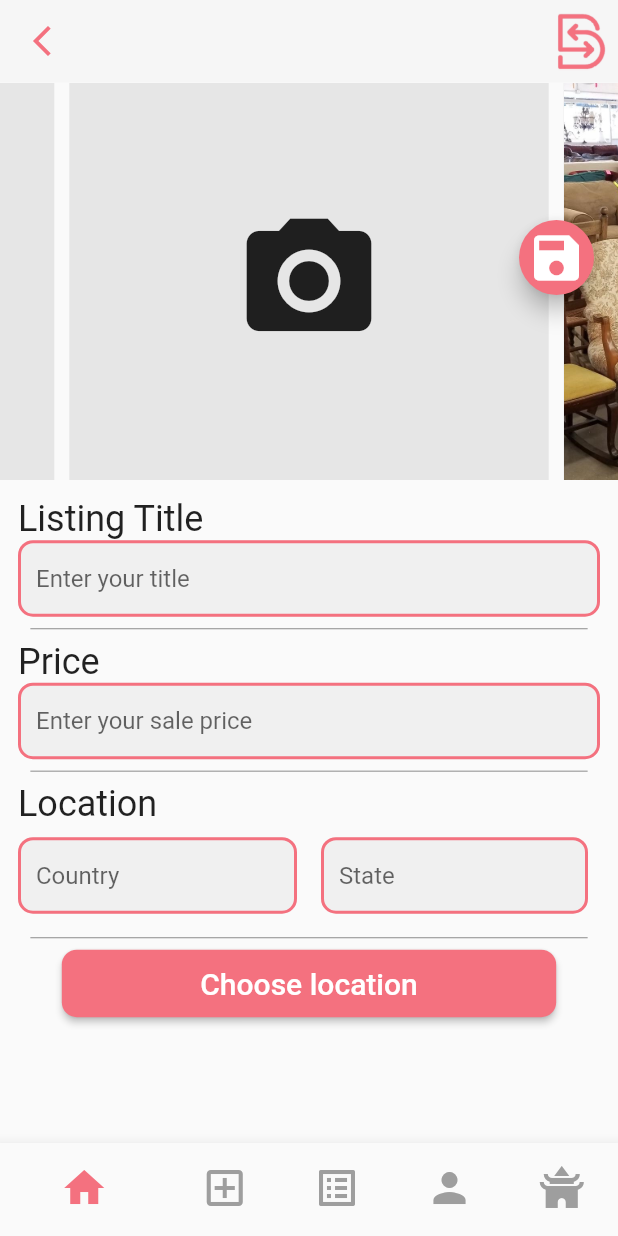
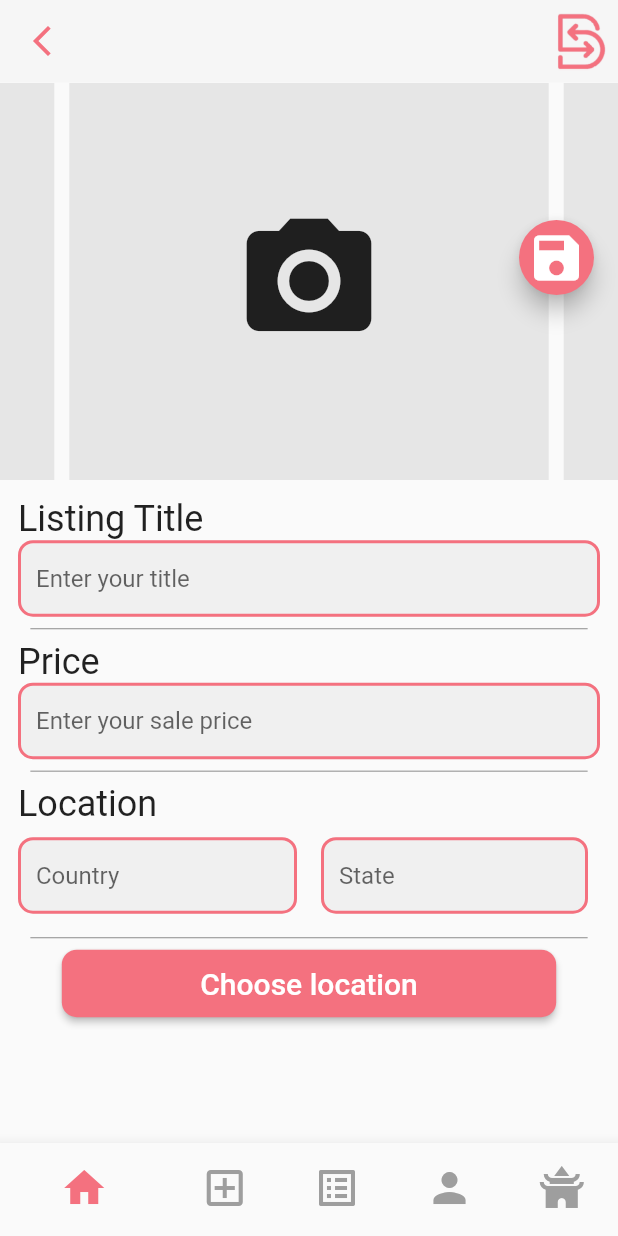
Before and after one commit to MertSaygili/hackathon_12_2022, a Flutter app: the screen it shows after launch, swiped to page 2, on a phone screen of 412 x 824 dp. Run offline on Flutter 3.47's test engine with Material 2 defaults, Android fonts, the phone set to English and light mode, and no system bars; drawn by our look-alikes of carousel_slider; our stand-ins replace cloud_firestore, firebase_auth, firebase_core, firebase_storage, flutter_svg, get and 6 more; accounts and stored records are empty.

Commit message:
image picker

```diff
--- a/hackathon_app/lib/core/base/controllers/app_controller.dart
+++ b/hackathon_app/lib/core/base/controllers/app_controller.dart
@@ -6,6 +6,7 @@ import 'package:firebase_auth/firebase_auth.dart';
 import 'package:flutter/material.dart';
 import 'package:get/get.dart';
 import 'package:google_sign_in/google_sign_in.dart';
+import 'package:hackathon_app/core/constants/app/colors.dart';
 import 'package:hackathon_app/core/constants/enums/gender.dart';
 
 import 'package:hive/hive.dart';
@@ -31,6 +32,8 @@ class AppController extends GetxController {
   List<UserModel> userList = [];
   List<CommentModel> commentList = [];
 
+  List<File?> images = [];
+
   late Rx<User?> _user;
 
   UserModel? currentUser;
@@ -48,15 +51,8 @@ class AppController extends GetxController {
 
   var firebaseAuth = FirebaseAuth.instance;
 
-  static const String userId = "userId";
-  static const String videoId = "videoId";
-  static const String searchId = "searchId";
+  static const String listingId = "listingId";
   static const String authId = "authId";
-  static const String homeId = "homeId";
-  static const String settingsId = "settingsId";
-  static const String navigationId = "navigationId";
-  static const String reportId = "reportId";
-  static String profileMoreId = "profileMoreId";
 
   StreamSubscription<QuerySnapshot<Object?>>? listingsListener;
   StreamSubscription<QuerySnapshot<Object?>>? usersListener;
@@ -328,7 +324,7 @@ class AppController extends GetxController {
     return await firebaseAuth.fetchSignInMethodsForEmail(email);
   }
 
-  Future<void> pickImage(ImageSource imageSource) async {
+  Future<void> pickProfileImage(ImageSource imageSource) async {
     final pickedImage = await ImagePicker().pickImage(
         source: imageSource, preferredCameraDevice: CameraDevice.front);
     if (pickedImage != null) {
@@ -342,8 +338,7 @@ class AppController extends GetxController {
           AndroidUiSettings(
               toolbarColor: Theme.of(Get.context!).colorScheme.background,
               toolbarWidgetColor: Get.isDarkMode ? Colors.white : Colors.black,
-              activeControlsWidgetColor:
-                  Theme.of(Get.context!).colorScheme.primary),
+              activeControlsWidgetColor: colorPrimary),
         ],
       );
       Get.back();
@@ -361,6 +356,35 @@ class AppController extends GetxController {
     update([authId]);
   }
 
+  Future<void> pickImage(ImageSource imageSource) async {
+    final pickedImage = await ImagePicker().pickImage(
+        source: imageSource, preferredCameraDevice: CameraDevice.front);
+    if (pickedImage != null) {
+      var file = await ImageCropper().cropImage(
+        sourcePath: pickedImage.path,
+        compressQuality: 40,
+        uiSettings: [
+          AndroidUiSettings(
+            toolbarColor: Theme.of(Get.context!).colorScheme.background,
+            toolbarWidgetColor: Get.isDarkMode ? Colors.white : Colors.black,
+            activeControlsWidgetColor: colorPrimary,
+          ),
+        ],
+      );
+      Get.back();
+      if (file != null) {
+        Get.snackbar("Picture", "Picture successfully selected!");
+        images.add(File(file.path));
+        update([listingId]);
+      } else {
+        Get.snackbar("Picture", "Compressed image is null!");
+      }
+    } else {
+      Get.snackbar("Profile Picture", "You selected nothing!");
+    }
+    update([authId]);
+  }
+
   void blockUser(String uid) async {
     if (currentUser!.blocked.contains(uid)) {
       currentUser!.blocked.remove(uid);
--- a/hackathon_app/lib/view/home/add_product_page.dart
+++ b/hackathon_app/lib/view/home/add_product_page.dart
@@ -1,4 +1,6 @@
 import 'package:flutter/material.dart';
+import 'package:get/get.dart';
+import 'package:hackathon_app/core/base/controllers/app_controller.dart';
 import 'package:hackathon_app/core/components/appbar/custom_appbar.dart';
 import 'package:hackathon_app/core/components/elevatedButton/custom_elevatedbutton.dart';
 import 'package:hackathon_app/core/components/floating_action_button/floating_action_button.dart';
@@ -6,17 +8,32 @@ import 'package:hackathon_app/core/components/textfield/custom_textfield.dart';
 import 'package:hackathon_app/core/constants/app/colors.dart';
 import 'package:hackathon_app/core/constants/app/strings.dart';
 import 'package:carousel_slider/carousel_slider.dart';
+import 'package:image_picker/image_picker.dart';
 
 import '../../core/constants/app/icons.dart';
 
-class AddProductPage extends StatefulWidget {
+class AddProductPage extends StatelessWidget {
   const AddProductPage({super.key});
 
   @override
-  State<AddProductPage> createState() => _AddProductPageState();
+  Widget build(BuildContext context) {
+    return GetBuilder(
+      id: AppController.listingId,
+      builder: (AppController controller) => _Body(
+        controller: controller,
+      ),
+    );
+  }
 }
 
-class _AddProductPageState extends State<AddProductPage> {
+class _Body extends StatelessWidget {
+  _Body({
+    super.key,
+    required this.controller,
+  });
+
+  final AppController controller;
+
   final String _dummyImg = 'assets/images/jpg/listing-foto-1.jpg';
   final String _listingTitleText = 'Listing Title';
   final String _priceText = 'Price';
@@ -26,11 +43,12 @@ class _AddProductPageState extends State<AddProductPage> {
   final String _locationHint = 'Country';
   final String _stateHint = 'State';
   final String _chooseLocation = 'Choose location';
-  List<bool> _checkImages = [false, true, false];
   String _title = '';
   String _price = '';
   String _location = '';
   String _state = '';
+
+  List photos = [];
 
   @override
   Widget build(BuildContext context) {
@@ -49,11 +67,11 @@ class _AddProductPageState extends State<AddProductPage> {
         children: [
           Expanded(
             flex: 3,
-            child: _addImage(),
+            child: _addImage(context),
           ),
           Expanded(
             flex: 5,
-            child: _setInformation(),
+            child: _setInformation(context),
           )
         ],
       ),
@@ -61,38 +79,60 @@ class _AddProductPageState extends State<AddProductPage> {
     );
   }
 
-  Widget _addImage() {
-    return GestureDetector(
-      onTap: () {}, // tikla resmi cek
-      child: CarouselSlider(
-        options: CarouselOptions(height: 400.0),
-        items: [
-          _checkImages[0]
-              ? Image.asset(_dummyImg, fit: BoxFit.cover)
-              : iconCameraAlt,
-          _checkImages[1]
-              ? Image.asset(_dummyImg, fit: BoxFit.cover)
-              : iconCameraAlt,
-          _checkImages[2]
-              ? Image.asset(_dummyImg, fit: BoxFit.cover)
-              : iconCameraAlt,
-        ].map((i) {
-          return Builder(
-            builder: (BuildContext context) {
-              return Container(
-                width: MediaQuery.of(context).size.width,
-                margin: const EdgeInsets.symmetric(horizontal: 5.0),
-                decoration: const BoxDecoration(color: colorSecondryScaffold),
-                child: i,
-              );
-            },
-          );
-        }).toList(),
+  Widget _addImage(BuildContext context) {
+    return CarouselSlider(
+      options: CarouselOptions(height: 400.0),
+      items: List.generate(
+        controller.images.isEmpty ? 1 : controller.images.length,
+        (index) => GestureDetector(
+          onTap: () {
+            showModalBottomSheet(
+              context: context,
+              shape: const RoundedRectangleBorder(
+                borderRadius: BorderRadius.only(
+                    topLeft: Radius.circular(25.0),
+                    topRight: Radius.circular(25.0)),
+              ),
+              builder: (context) => Wrap(
+                children: [
+                  Padding(
+                    padding: const EdgeInsets.all(8.0),
+                    child: Column(
+                      children: [
+                        ListTile(
+                          onTap: () => controller.pickImage(ImageSource.camera),
+                          leading: iconCamera,
+                          title: const Text(
+                            "Take photo from camera",
+                          ),
+                        ),
+                        ListTile(
+                          onTap: () =>
+                              controller.pickImage(ImageSource.gallery),
+                          leading: iconGallery,
+                          title: const Text("Select photo from gallery"),
+                        ),
+                      ],
+                    ),
+                  ),
+                ],
+              ),
+            );
+          },
+          child: Container(
+            width: MediaQuery.of(context).size.width,
+            margin: const EdgeInsets.symmetric(horizontal: 5.0),
+            decoration: const BoxDecoration(color: colorSecondryScaffold),
+            child: controller.images.isEmpty
+                ? iconCameraAlt
+                : Image.file(controller.images[index]!),
+          ),
+        ),
       ),
     );
   }
 
-  Widget _setInformation() {
+  Widget _setInformation(BuildContext context) {
     double paddingVal = 12;
 
     return Padding(
@@ -105,7 +145,7 @@ class _AddProductPageState extends State<AddProductPage> {
       child: SingleChildScrollView(
         child: Column(
           children: [
-            _setTitleAlign(_listingTitleText),
+            _setTitleAlign(context, _listingTitleText),
             CustomTextField(
               fun: () => _setTitle,
               inputType: TextInputType.text,
@@ -114,8 +154,8 @@ class _AddProductPageState extends State<AddProductPage> {
               obscureText: false,
               hintText: _listingTitleHint,
             ),
-            _customDivider(),
-            _setTitleAlign(_priceText),
+            _customDivider(context),
+            _setTitleAlign(context, _priceText),
             CustomTextField(
               fun: () => _setPrice,
               inputType: TextInputType.text,
@@ -124,8 +164,8 @@ class _AddProductPageState extends State<AddProductPage> {
               obscureText: false,
               hintText: _priceHint,
             ),
-            _customDivider(),
-            _setTitleAlign(_locationText),
+            _customDivider(context),
+            _setTitleAlign(context, _locationText),
             Row(
               mainAxisAlignment: MainAxisAlignment.spaceEvenly,
               children: [
@@ -167,7 +207,7 @@ class _AddProductPageState extends State<AddProductPage> {
                 )
               ],
             ),
-            _customDivider(),
+            _customDivider(context),
             Center(
               child: CustomElevatedButton(fun: () {}, text: _chooseLocation),
             )
@@ -177,7 +217,7 @@ class _AddProductPageState extends State<AddProductPage> {
     );
   }
 
-  Divider _customDivider() {
+  Divider _customDivider(BuildContext context) {
     return Divider(
       color: colorGrey,
       thickness: 0.8,
@@ -186,7 +226,7 @@ class _AddProductPageState extends State<AddProductPage> {
     );
   }
 
-  Align _setTitleAlign(String text) {
+  Align _setTitleAlign(BuildContext context, String text) {
     return Align(
       alignment: Alignment.topLeft,
       child: Text(text, style: Theme.of(context).textTheme.headline5),
@@ -206,8 +246,8 @@ class _AddProductPageState extends State<AddProductPage> {
     );
   }
 
-  void _setTitle(String val) => setState(() => _title = val);
-  void _setPrice(String val) => setState(() => _price = val);
-  void _setCountry(String val) => setState(() => _location = val);
-  void _setState(String val) => setState(() => _state = val);
+  void _setTitle(String val) => () => _title = val;
+  void _setPrice(String val) => () => _price = val;
+  void _setCountry(String val) => () => _location = val;
+  void _setState(String val) => () => _state = val;
 }
--- a/hackathon_app/lib/view/preview/signup.dart
+++ b/hackathon_app/lib/view/preview/signup.dart
@@ -125,14 +125,16 @@ class _Body extends StatelessWidget {
                   child: Column(
                     children: [
                       ListTile(
-                        onTap: () => controller.pickImage(ImageSource.camera),
+                        onTap: () =>
+                            controller.pickProfileImage(ImageSource.camera),
                         leading: iconCamera,
                         title: const Text(
                           "Take photo from camera",
                         ),
                       ),
                       ListTile(
-                        onTap: () => controller.pickImage(ImageSource.gallery),
+                        onTap: () =>
+                            controller.pickProfileImage(ImageSource.gallery),
                         leading: iconGallery,
                         title: const Text("Select photo from gallery"),
                       ),
```
